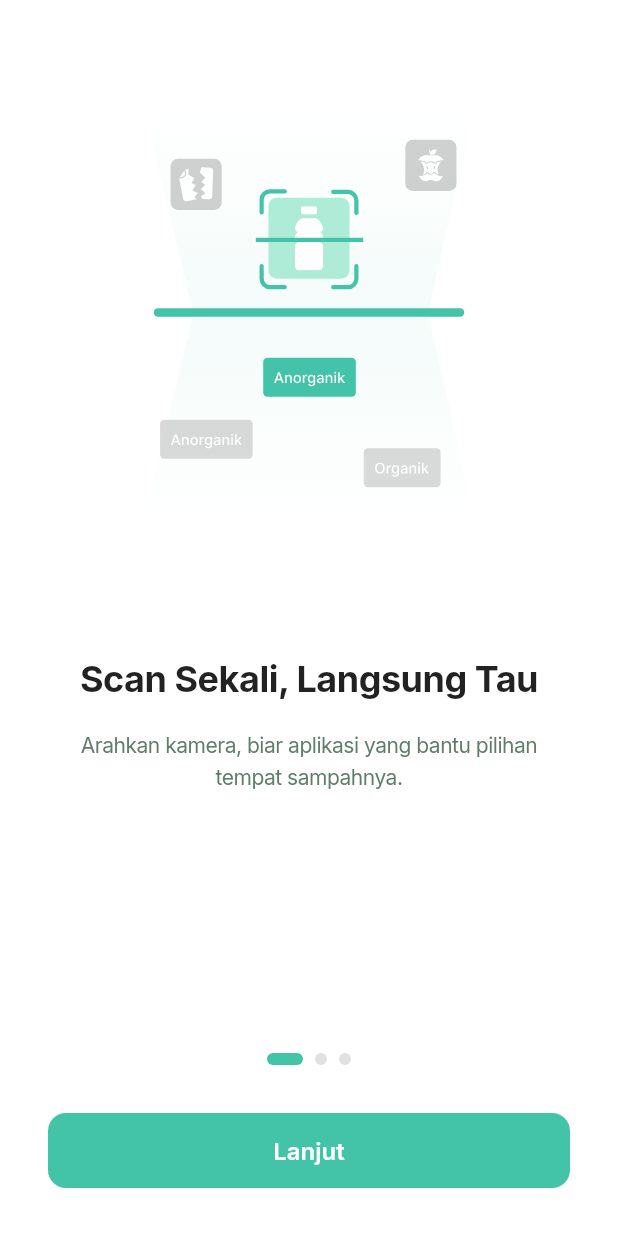
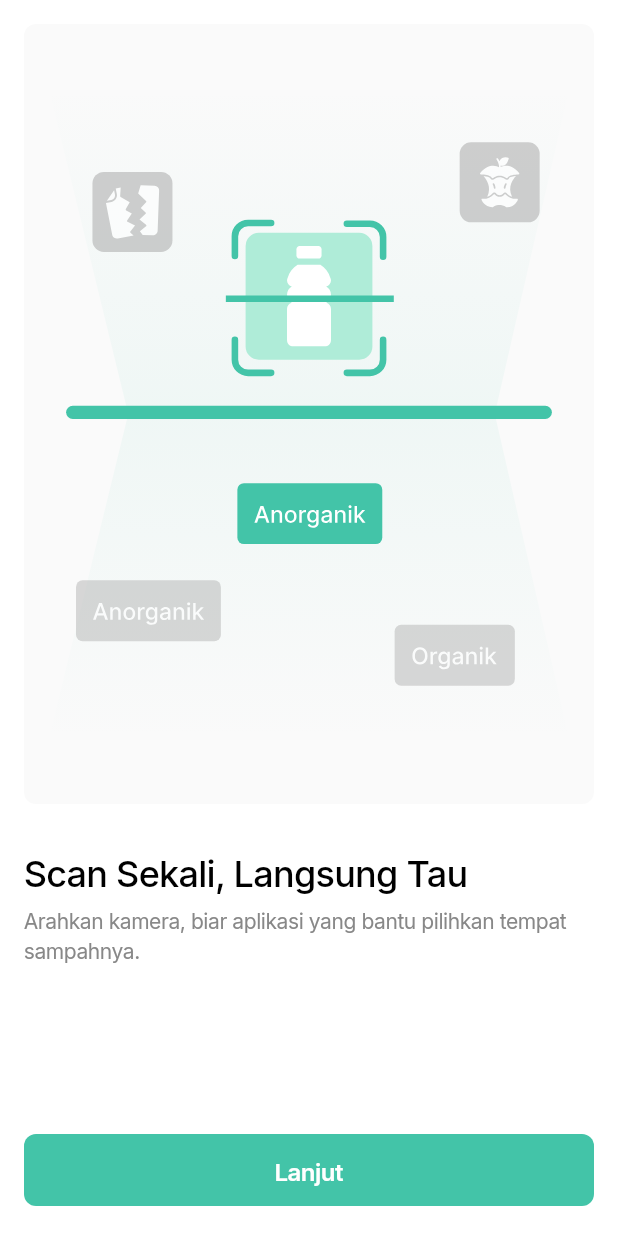
Before and after one commit to ckckckcz/PBL-Mobile, a Flutter app: the screen it shows after launch, on a phone screen of 412 x 824 dp. Run offline on Flutter 3.47's test engine with Material 3 defaults, Android fonts, the phone set to English and light mode, and no system bars; drawn by our look-alikes of flutter_animate; our stand-ins replace camera, carousel_slider, device_info_plus, flutter_svg, google_fonts, image_picker and 4 more.

Commit message:
feat: Refactor onboarding page UI by integrating `PrimaryButton` and `AppTypography`, adjusting SVG illustration layout, and correcting description text.

```diff
--- a/frontend/lib/pages/onboarding_page.dart
+++ b/frontend/lib/pages/onboarding_page.dart
@@ -2,6 +2,8 @@ import 'package:flutter/material.dart';
 import 'package:flutter_animate/flutter_animate.dart';
 import 'package:flutter_svg/flutter_svg.dart';
 import '../constants/app_colors.dart';
+import '../theme/app_typography.dart';
+import '../widgets/primary_button.dart';
 
 class OnboardingPage extends StatefulWidget {
   const OnboardingPage({super.key});
@@ -20,7 +22,7 @@ class _OnboardingPageState extends State<OnboardingPage> {
       'svg': 'assets/images/Onboarding 1.svg',
       'title': 'Scan Sekali, Langsung Tau',
       'description':
-          'Arahkan kamera, biar aplikasi yang bantu pilihan tempat sampahnya.',
+          'Arahkan kamera, biar aplikasi yang bantu pilihkan tempat sampahnya.',
     },
     {
       'svg': 'assets/images/Onboarding 2.svg',
@@ -66,6 +68,7 @@ class _OnboardingPageState extends State<OnboardingPage> {
                 },
                 itemCount: _onboardingData.length,
                 itemBuilder: (context, index) => _buildOnboardingItem(
+                  index: index,
                   svg: _onboardingData[index]['svg']!,
                   title: _onboardingData[index]['title']!,
                   description: _onboardingData[index]['description']!,
@@ -80,53 +83,67 @@ class _OnboardingPageState extends State<OnboardingPage> {
   }
 
   Widget _buildOnboardingItem({
+    required int index,
     required String svg,
     required String title,
     required String description,
   }) {
-    return Padding(
-      padding: const EdgeInsets.all(32.0),
+    // Fixed height as requested
+    const double containerHeight = 520.0;
+
+    return SingleChildScrollView(
       child: Column(
         mainAxisAlignment: MainAxisAlignment.center,
         children: [
-          // SVG Ilustrasi
-          Expanded(
-            flex: 3,
-            child: Center(
-              child: SvgPicture.asset(
-                svg,
-                width: 280,
-                height: 280,
-                fit: BoxFit.contain,
-              )
-                  .animate()
-                  .scale(duration: 500.ms, curve: Curves.easeOutBack),
+          // SVG Ilustrasi inside Container
+          SafeArea(
+            child: Container(
+              width: double.infinity,
+              height: containerHeight,
+              margin: const EdgeInsets.all(16),
+              padding: const EdgeInsets.all(16),
+              clipBehavior: Clip.hardEdge,
+              decoration: BoxDecoration(
+                color: AppColors.neutral[50],
+                borderRadius: BorderRadius.circular(8),
+              ),
+              child: Transform.scale(
+                scale: index == 2 ? 1.8 : 1.0,
+                child: SvgPicture.asset(
+                  svg,
+                  width: double.infinity,
+                  fit: BoxFit.contain,
+                ).animate().scale(
+                      duration: 500.ms,
+                      curve: Curves.easeOutBack,
+                      // If index is 2, we want the animation to end at scale 1.0 (relative to the Transform),
+                      // effectively resulting in 2.0 total scale.
+                      // Default scale animation goes to 1.0, so this stacks correctly.
+                    ),
+              ),
             ),
           ),
-          const SizedBox(height: 48),
+          const SizedBox(height: 12),
 
           // Teks Judul & Deskripsi
-          Expanded(
-            flex: 2,
+          Padding(
+            padding: const EdgeInsets.symmetric(horizontal: 16),
             child: Column(
+              crossAxisAlignment: CrossAxisAlignment.start,
               children: [
                 Text(
                   title,
-                  textAlign: TextAlign.center,
-                  style: const TextStyle(
-                    fontSize: 24,
-                    fontWeight: FontWeight.bold,
-                    color: Colors.black87,
+                  textAlign: TextAlign.left,
+                  style: AppTypography.heading2Medium.copyWith(
+                    color: Colors.black,
                   ),
                 ).animate().fadeIn().slideY(begin: 0.2, end: 0),
-                const SizedBox(height: 16),
+                const SizedBox(height: 4),
                 Text(
                   description,
-                  textAlign: TextAlign.center,
-                  style: const TextStyle(
-                    fontSize: 14,
-                    color: Color(0xFF607D6B),
-                    height: 1.5,
+                  textAlign: TextAlign.left,
+                  style: AppTypography.bodySmallRegular.copyWith(
+                    color: AppColors.neutral[600],
                   ),
                 ).animate().fadeIn(delay: 200.ms),
               ],
@@ -139,54 +156,10 @@ class _OnboardingPageState extends State<OnboardingPage> {
 
   Widget _buildBottomControls() {
     return Padding(
-      padding: const EdgeInsets.fromLTRB(32, 0, 32, 32),
-      child: Column(
-        children: [
-          // Indikator Titik (Dots)
-          Row(
-            mainAxisAlignment: MainAxisAlignment.center,
-            children: List.generate(
-              _onboardingData.length,
-              (index) => AnimatedContainer(
-                duration: const Duration(milliseconds: 300),
-                margin: const EdgeInsets.symmetric(horizontal: 4),
-                height: 8,
-                width: _currentPage == index ? 24 : 8,
-                decoration: BoxDecoration(
-                  color: _currentPage == index
-                      ? AppColors.primary
-                      : Colors.grey.shade300,
-                  borderRadius: BorderRadius.circular(4),
-                ),
-              ),
-            ),
-          ),
-          const SizedBox(height: 32),
-
-          // Tombol Lanjut / Masuk
-          SizedBox(
-            width: double.infinity,
-            height: 50,
-            child: ElevatedButton(
-              onPressed: _nextPage,
-              style: ElevatedButton.styleFrom(
-                backgroundColor: AppColors.primary,
-                shape: RoundedRectangleBorder(
-                  borderRadius: BorderRadius.circular(12),
-                ),
-                elevation: 0,
-              ),
-              child: Text(
-                _currentPage == _onboardingData.length - 1 ? 'Masuk' : 'Lanjut',
-                style: const TextStyle(
-                  color: Colors.white,
-                  fontSize: 16,
-                  fontWeight: FontWeight.w600,
-                ),
-              ),
-            ),
-          ).animate().fadeIn(delay: 300.ms),
-        ],
+      padding: const EdgeInsets.only(bottom: 20),
+      child: PrimaryButton(
+        text: _currentPage == _onboardingData.length - 1 ? 'Masuk' : 'Lanjut',
+        onPressed: _nextPage,
       ),
     );
   }
```
